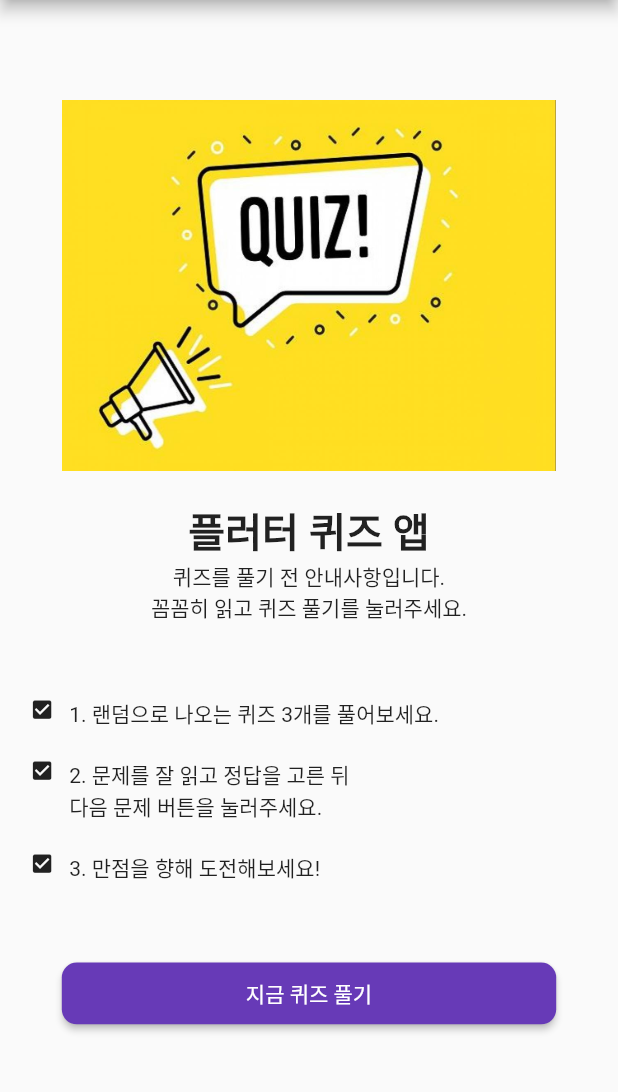
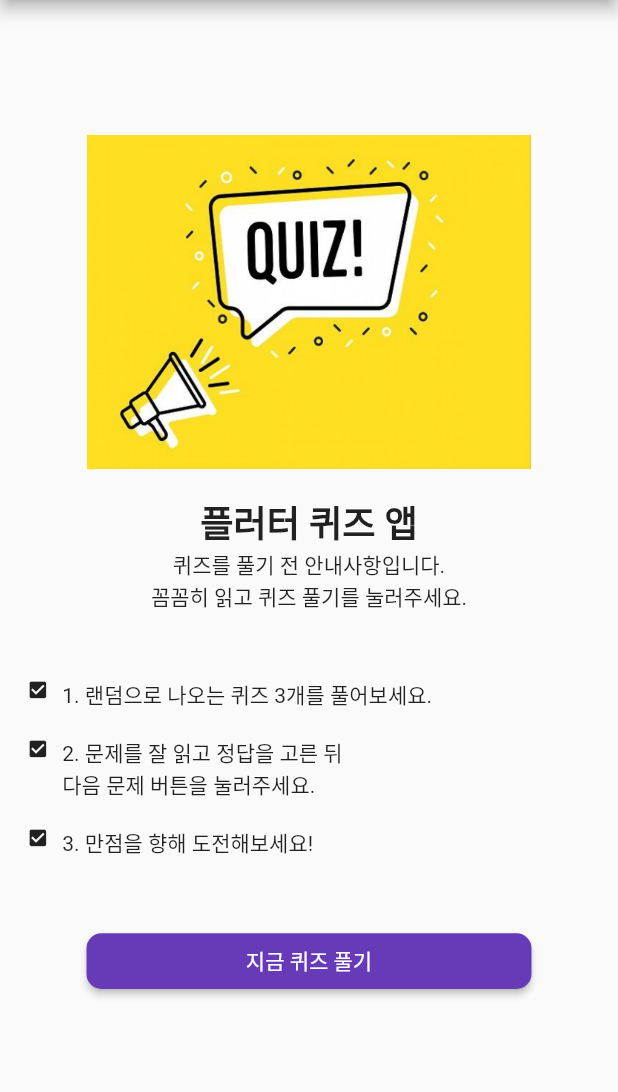
Before and after one commit to Hotteock3388/quiz_app_test, a Flutter app: the screen it shows after launch, on a phone screen of 412 x 824 dp, the part 84-1176 px from its top. Run offline on Flutter 3.47's test engine with Material 2 defaults, Android fonts, the phone set to English and light mode, and no system bars.

Commit message:
Update screen_home.dart

```diff
--- a/lib/screen/screen_home.dart
+++ b/lib/screen/screen_home.dart
@@ -9,8 +9,8 @@ class _HomeScreenState extends State<HomeScreen> {
   @override
   Widget build(BuildContext context) {
     Size screenSize = MediaQuery.of(context).size;
-    double width = screenSize.width;
-    double height = screenSize.height;
+    double width = screenSize.width*0.9;
+    double height = screenSize.height*0.9;
 
     return SafeArea(
       child: Scaffold(
```
